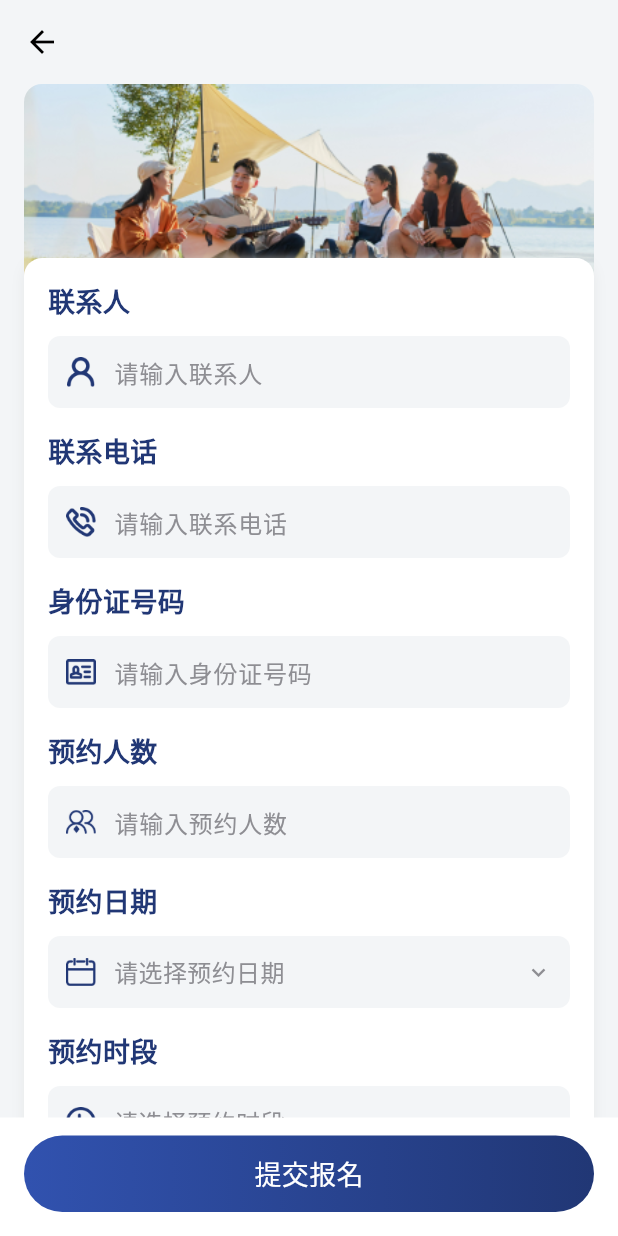
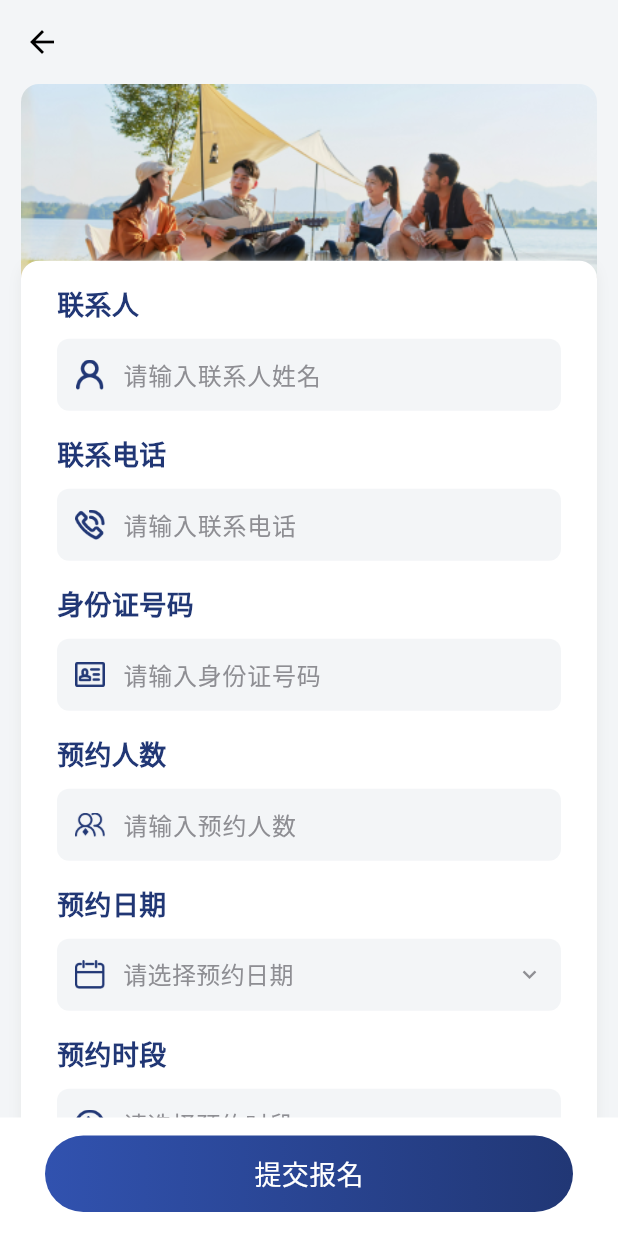
Before and after one commit to shamohai/QingQingLife, a Flutter app: the ServiceBookingFormPage screen opened directly with empty values, on a phone screen of 412 x 824 dp. Run offline on Flutter 3.47's test engine with Material 3 defaults, Android fonts, the phone set to English and light mode, and no system bars; our stand-ins replace cached_network_image, decimal, dio, flutter_riverpod, flutter_secure_storage, flutter_widget_from_html and 6 more; missing offline and left inert: fluwx; accounts and stored records are empty; generated files the repository leaves out were written again; network calls fail; key blocks and very long unbroken strings in the code were emptied for the run.

Commit message:
合并遇到问题，修改下

```diff
--- a/lib/features/order/presentation/pages/confirm_order_page.dart
+++ b/lib/features/order/presentation/pages/confirm_order_page.dart
@@ -1260,7 +1260,7 @@ class _SummaryRow extends StatelessWidget {
               style: TextStyle(fontSize: 16, height: 1.5, fontWeight: labelWeight, color: Colors.black),
             ),
             const Spacer(),
-            Flexible(
+            Expanded(
               child: Text(
                 value,
                 maxLines: 1,
--- a/lib/features/service/presentation/pages/service_booking_form_page.dart
+++ b/lib/features/service/presentation/pages/service_booking_form_page.dart
@@ -8,6 +8,7 @@ import '../../../../app/theme/app_text_styles.dart';
 import '../../../../app/theme/app_colors.dart';
 import '../../../../app/theme/app_radius.dart';
 import '../../../../app/theme/app_spacing.dart';
+import '../../domain/models/service_card_data.dart';
 import '../widgets/booking_form_field.dart';
 
 /// 预约项目填写信息页面
@@ -35,6 +36,17 @@ class _ServiceBookingFormPageState extends ConsumerState<ServiceBookingFormPage>
 
   DateTime? _selectedDate;
   TimeOfDay? _selectedTime;
+
+  String get _heroAsset {
+    for (final cards in ServiceCardData.staticListByTab.values) {
+      for (final card in cards) {
+        if (card.id == widget.projectId && card.heroAsset != null) {
+          return card.heroAsset!;
+        }
+      }
+    }
+    return 'assets/images/service/service_project_hero.png';
+  }
 
   @override
   void initState() {
@@ -210,24 +222,27 @@ class _ServiceBookingFormPageState extends ConsumerState<ServiceBookingFormPage>
                     SizedBox(
                       width: double.infinity,
                       child: Padding(
-                        padding: const EdgeInsets.fromLTRB(AppSpacing.lg, 0, AppSpacing.lg, 0),
+                        padding: const EdgeInsets.fromLTRB(14, 0, 14, 0),
                         child: ClipRRect(
                           borderRadius: BorderRadius.all(Radius.circular(AppRadius.md)),
-                          child: Image.asset('assets/images/service/service_project_hero.png', width: double.infinity, fit: BoxFit.cover),
+                          child: AspectRatio(
+                            aspectRatio: 412 / 180,
+                            child: Image.asset(_heroAsset, width: double.infinity, fit: BoxFit.cover),
+                          ),
                         ),
                       ),
                     ),
                     Transform.translate(
                       offset: const Offset(0, -50),
                       child: Padding(
-                        padding: const EdgeInsets.symmetric(horizontal: AppSpacing.lg),
+                        padding: const EdgeInsets.symmetric(horizontal: 14),
                         child: Container(
                           decoration: BoxDecoration(
                             color: Colors.white,
                             borderRadius: BorderRadius.all(Radius.circular(AppRadius.md)),
                             boxShadow: const [BoxShadow(color: Color(0xFFE6E8E9), blurRadius: 7, offset: Offset(0, 2))],
                           ),
-                          padding: const EdgeInsets.symmetric(horizontal: AppSpacing.lg, vertical: AppSpacing.lg),
+                          padding: const EdgeInsets.symmetric(horizontal: 24, vertical: AppSpacing.lg),
                           child: Column(
                             crossAxisAlignment: CrossAxisAlignment.start,
                             mainAxisSize: MainAxisSize.min,
@@ -236,7 +251,7 @@ class _ServiceBookingFormPageState extends ConsumerState<ServiceBookingFormPage>
                               BookingFormField(
                                 label: '联系人',
                                 imageAsset: 'assets/images/service/service_booking_name.png',
-                                valueWidget: _buildTextField(_nameCtrl, maxLength: 30, hintText: '请输入联系人'),
+                                valueWidget: _buildTextField(_nameCtrl, maxLength: 30, hintText: '请输入联系人姓名'),
                               ),
 
                               // Field 2: 联系电话
@@ -327,7 +342,7 @@ class _ServiceBookingFormPageState extends ConsumerState<ServiceBookingFormPage>
         top: false,
         child: Container(
           color: Colors.white,
-          padding: const EdgeInsets.fromLTRB(AppSpacing.lg, AppSpacing.md, AppSpacing.lg, AppSpacing.lg),
+          padding: const EdgeInsets.fromLTRB(30, AppSpacing.md, 30, AppSpacing.lg),
           child: GestureDetector(
             onTap: _isSubmitting ? null : _handleSubmit,
             child: Container(
--- a/lib/features/service/presentation/pages/service_page.dart
+++ b/lib/features/service/presentation/pages/service_page.dart
@@ -105,7 +105,7 @@ class ServicePage extends ConsumerWidget {
                 width: double.infinity,
                 decoration: BoxDecoration(color: Colors.white, borderRadius: BorderRadius.circular(10)),
                 child: Padding(
-                  padding: const EdgeInsets.symmetric(horizontal: 14),
+                  padding: const EdgeInsets.symmetric(horizontal: 11),
                   child: Column(
                     children: [
                       Padding(
@@ -115,7 +115,7 @@ class ServicePage extends ConsumerWidget {
                       for (int i = 1; i < cards.length; i++)
                         Column(
                           children: [
-                            Divider(height: 1, thickness: 0.5, color: AppColors.serviceDivider, indent: 0, endIndent: 0),
+                            Divider(height: 1, thickness: 0.5, color: AppColors.serviceDivider, indent: 16, endIndent: 14),
                             Padding(
                               padding: const EdgeInsets.only(top: 14, bottom: 14),
                               child: ServiceListItem(data: cards[i], onBookTap: onItemTap),
--- a/lib/features/service/presentation/widgets/project_detail_bottom_bar.dart
+++ b/lib/features/service/presentation/widgets/project_detail_bottom_bar.dart
@@ -3,7 +3,6 @@ import 'package:go_router/go_router.dart';
 
 import '../../../../app/theme/app_colors.dart';
 import '../../../../app/theme/app_radius.dart';
-import '../../../../app/theme/app_spacing.dart';
 import '../../domain/models/service_project_detail_model.dart';
 
 /// 预约项目详情 — 底部固定操作栏
@@ -18,7 +17,7 @@ class ProjectDetailBottomBar extends StatelessWidget {
   @override
   Widget build(BuildContext context) {
     final screenWidth = MediaQuery.sizeOf(context).width;
-    final btnWidth = screenWidth - AppSpacing.xxxl;
+    final btnWidth = screenWidth - 60;
 
     return Container(
       height: 80,
--- a/lib/features/service/presentation/widgets/service_list_item.dart
+++ b/lib/features/service/presentation/widgets/service_list_item.dart
@@ -42,7 +42,7 @@ class ServiceListItem extends StatelessWidget {
                   ),
                 ),
               ),
-              const SizedBox(width: AppSpacing.sm),
+              const SizedBox(width: 20),
               // 中间文字区域：垂直居中
               Expanded(
                 child: Column(
@@ -65,7 +65,7 @@ class ServiceListItem extends StatelessWidget {
                   ],
                 ),
               ),
-              const SizedBox(width: AppSpacing.sm),
+              const SizedBox(width: 22),
               // 右侧预约按钮：红色描边胶囊形，最小 78x31，垂直居中
               Align(
                 alignment: Alignment.center,
```
Also changed, not shown: lib/app/router/app_router.dart (+26 -18 lines), lib/core/providers/repository_providers.dart (+4 -4 lines), lib/features/service/presentation/pages/service_project_detail_page.dart (+20 -3 lines), lib/core/providers/repository_providers.g.dart.
